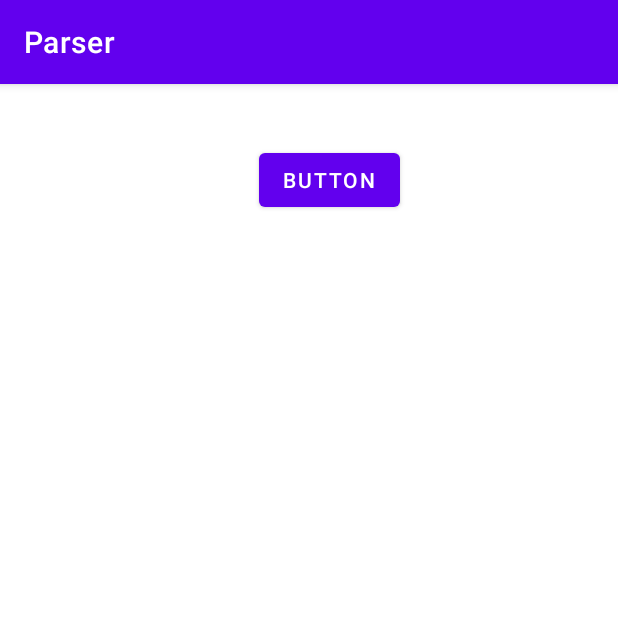
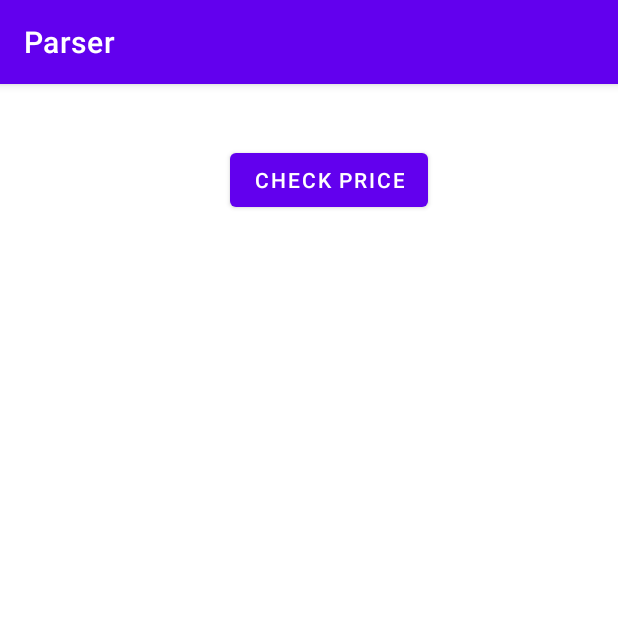
Before and after one commit to raremode/Parser, an Android app: the screen it shows after launch (MainActivity), on a phone screen of 412 x 824 dp, the top half of it. Run offline under Robolectric (Android 15) with nearby library versions, the phone set to English and light mode, and no system bars; our stand-ins replace Volley; network calls fail.

```diff
--- a/app/src/main/java/com/example/parser/MainActivity.java
+++ b/app/src/main/java/com/example/parser/MainActivity.java
@@ -2,6 +2,7 @@ package com.example.parser;
 
 import androidx.appcompat.app.AppCompatActivity;
 
+import android.content.pm.ActivityInfo;
 import android.os.Bundle;
 import android.util.Log;
 import android.view.View;
@@ -26,12 +27,9 @@ import java.util.ArrayList;
 
 public class MainActivity extends AppCompatActivity {
 
-    public ArrayList<Double> Price;
     public ListView listview;
     public Button get;
     public View view;
-    public JSONArray array;
-    public ArrayList<JSONObject> list;
     public JSONObject file, file2;
     dadabase_work Dadabase_work;
 
@@ -43,13 +41,13 @@ public class MainActivity extends AppCompatActivity {
     @Override
     protected void onCreate(Bundle savedInstanceState) {
         super.onCreate(savedInstanceState);
+        setRequestedOrientation(ActivityInfo.SCREEN_ORIENTATION_PORTRAIT);
         setContentView(R.layout.activity_main);
         listview=findViewById(R.id.cryptolist);
         get=findViewById(R.id.get_JSON);
         JSON_Load(url);
         Dadabase_work = new dadabase_work(this);
     }
-   // public void action(View view){getJSON(array);}
 
     public void JSON_Load(String url){
         request = new JsonObjectRequest(Request.Method.GET, url, null,
@@ -59,11 +57,6 @@ public class MainActivity extends AppCompatActivity {
                         try {
                             file2 = response.getJSONObject("data");
                             file = file2.getJSONObject("market_cap_percentage");
-                           // for(int i=0; i< names.length; i++){
-                          //      Double v=file.getDouble(names[i]);
-                          //      Log.w(names[i], " equals " + v);
-                         //   }
-                         //   Write_DB(view);
                         } catch (JSONException e) {
                             e.printStackTrace();
                         }
@@ -75,14 +68,9 @@ public class MainActivity extends AppCompatActivity {
         requestQueue.add(request);
     }
 
-    public void return_DB(){
-        JSON_Load(url);
-
-    }
     public void Write_DB(View view) {
         JSON_Load(url);
         Dadabase_work.cleaner();
-
         try {
             for (int i = 0; i < names.length; i++) {
                 String request = names[i];
--- a/app/src/main/java/com/example/parser/dadabase_work.java
+++ b/app/src/main/java/com/example/parser/dadabase_work.java
@@ -10,11 +10,10 @@ import java.util.ArrayList;
 
 public class dadabase_work {
 private database cryptobase;
-private ContentValues cv, cv2, cv3;
+private ContentValues cv;
 private SQLiteDatabase db;
 
 private Integer index, index2;
-//private String[] names={"btc", "eth", "usdt", "bnb", "usdc", "ada", "sol", "xrp", "dot", "luna"};
 private Integer count=0;
 
 public Cursor cursor,  cursor2;
@@ -25,29 +24,12 @@ public dadabase_work(Context context){
         cv = new ContentValues();
 }
 
-/* public void inserts(String name, String value) {
-        cv.put(database.TITLE, name);
-        db.insert(database.DB_TYPE, null, cv);
+        public void inserts(String name, String value){
+                cv.put(database.PRICE, value);
+                db.update(database.DB_TYPE, cv, "value = ? ", new String[] {value});
 
-        Log.w("ok", name + " is " + value);
-        insert_value(value);
-}
-
-        public void insert_value(String value){
-                cv.put(database.PRICE, value);
-                db.insert(database.DB_TYPE, null, cv);
-
-
-        }
-
-
- */
-        public void inserts(String name, String value){
                 cv.put(database.TITLE, name);
                 db.insert(database.DB_TYPE, null, cv);
-                cv.put(database.PRICE, value);
-                db.insert(database.DB_TYPE, null, cv);
-
         }
 
         public ArrayList<String> read_DB(){
@@ -57,13 +39,12 @@ public dadabase_work(Context context){
         while (cursor.moveToNext() && cursor2.moveToNext()){
                 index = cursor.getColumnIndex(database.TITLE);
                 index2 = cursor2.getColumnIndex(database.PRICE);
-                alist.add(cursor.getString(index) + " " + cursor2.getString(index2));
+                alist.add(cursor.getString(index) + ": " + cursor2.getString(index2));
         }
         return alist;
         }
 
         public void cleaner(){
                 db.delete(database.DB_TYPE, null, null);
-              //  Log.
         }
 }
--- a/app/src/main/res/layout/activity_main.xml
+++ b/app/src/main/res/layout/activity_main.xml
@@ -23,8 +23,8 @@
         android:layout_marginStart="172dp"
         android:layout_marginTop="40dp"
         android:layout_marginEnd="145dp"
-        android:text="Button"
         android:onClick="Write_DB"
+        android:text="Check Price"
         app:layout_constraintEnd_toEndOf="parent"
         app:layout_constraintStart_toStartOf="parent"
         app:layout_constraintTop_toTopOf="parent" />
--- a/app/src/main/res/values/adapterstyle.xml
+++ /dev/null
@@ -1,2 +0,0 @@
-<?xml version="1.0" encoding="utf-8"?>
-<resources></resources>
```
